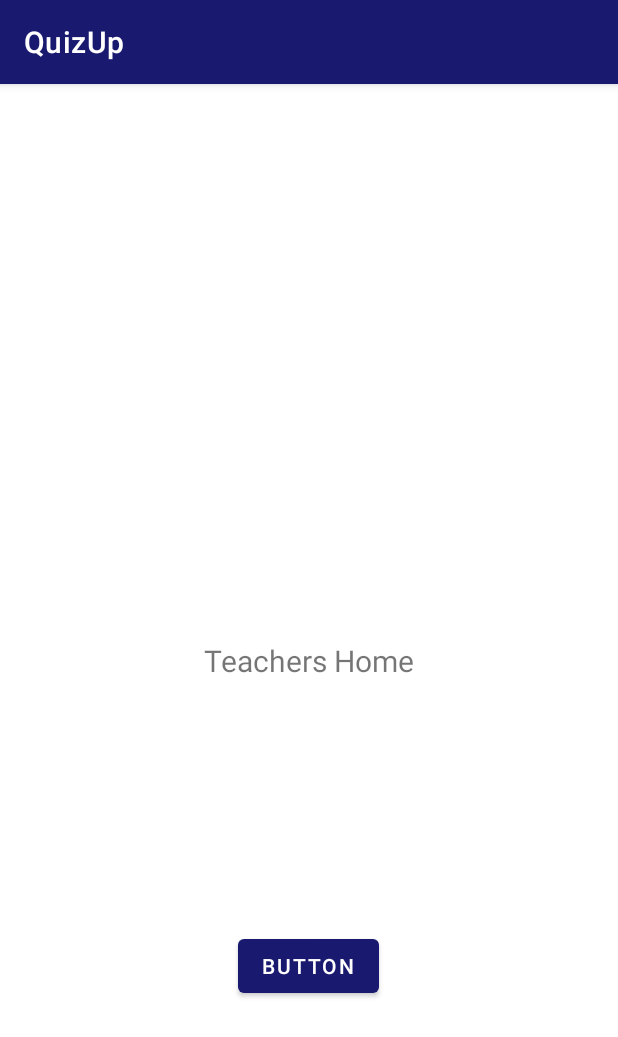
After one commit to Aritra995/QuizUp, an Android app: the TeachersPortalActivity screen opened directly, with no data from a screen before it, on a phone screen of 412 x 824 dp. The commit adds this screen. Shown: the top 1037 px of the screen. Run offline under Robolectric (Android 15) with nearby library versions, the phone set to English and light mode, and no system bars; our stand-ins replace Firebase (no records; nobody signed in at launch, a user with empty details on screens opened directly).

Commit message:
Admin Non-Admin portal segregated

```diff
--- /dev/null
+++ b/app/src/main/java/com/example/myapplication/TeachersPortalActivity.java
@@ -0,0 +1,29 @@
+package com.example.myapplication;
+
+import android.content.Intent;
+import android.view.View;
+import android.widget.Button;
+import androidx.appcompat.app.AppCompatActivity;
+import android.os.Bundle;
+import com.google.firebase.auth.FirebaseAuth;
+
+public class TeachersPortalActivity extends AppCompatActivity {
+    Button button;
+    private FirebaseAuth mAuth;
+    @Override
+    protected void onCreate(Bundle savedInstanceState) {
+        mAuth = FirebaseAuth.getInstance();
+        super.onCreate(savedInstanceState);
+        setContentView(R.layout.activity_teachers_portal);
+        button = findViewById(R.id.button);
+        button.setOnClickListener(new View.OnClickListener() {
+            @Override
+            public void onClick(View view) {
+                mAuth.signOut();
+                Intent intent = new Intent(TeachersPortalActivity.this,MainActivity.class);
+                intent.setFlags(Intent.FLAG_ACTIVITY_NEW_TASK | Intent.FLAG_ACTIVITY_CLEAR_TASK);
+                startActivity(intent);
+            }
+        });
+    }
+}
--- /dev/null
+++ b/app/src/main/res/layout/activity_teachers_portal.xml
@@ -0,0 +1,25 @@
+<?xml version="1.0" encoding="utf-8"?>
+<androidx.constraintlayout.widget.ConstraintLayout
+        xmlns:android="http://schemas.android.com/apk/res/android"
+        xmlns:tools="http://schemas.android.com/tools"
+        xmlns:app="http://schemas.android.com/apk/res-auto"
+        android:layout_width="match_parent"
+        android:layout_height="match_parent"
+        tools:context=".TeachersPortalActivity">
+
+    <TextView
+            android:text="Teachers Home"
+            android:textSize="20sp"
+            android:layout_width="wrap_content"
+            android:layout_height="wrap_content" android:id="@+id/textView10"
+            app:layout_constraintStart_toStartOf="parent" app:layout_constraintHorizontal_bias="0.5"
+            app:layout_constraintEnd_toEndOf="parent" app:layout_constraintTop_toTopOf="parent"
+            app:layout_constraintBottom_toBottomOf="parent"/>
+    <Button
+            android:text="Button"
+            android:layout_width="wrap_content"
+            android:layout_height="wrap_content" android:id="@+id/button"
+            app:layout_constraintStart_toStartOf="parent" app:layout_constraintHorizontal_bias="0.498"
+            app:layout_constraintEnd_toEndOf="parent" app:layout_constraintBottom_toBottomOf="parent"
+            android:layout_marginBottom="156dp"/>
+</androidx.constraintlayout.widget.ConstraintLayout>
```
Also changed, not shown: app/src/main/AndroidManifest.xml (+7 -2 lines), app/src/main/java/com/example/myapplication/HomeFragment.java (+35 -3 lines), app/src/main/java/com/example/myapplication/MainActivity.java (+14 -14 lines), app/src/main/java/com/example/myapplication/UserHomeFragment.java (+23 -23 lines).
